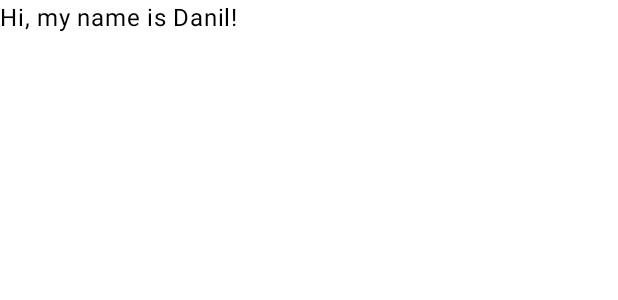
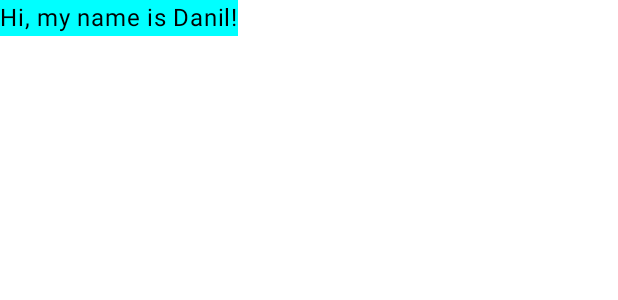
Before and after one commit to denlak77/MobileSystem-, an Android app built with Jetpack Compose: the @Preview function GreetingPreview, on a phone screen of 412 x 824 dp. Shown: the top 300 px of the screen. Run offline under Robolectric (Android 15) with nearby library versions, the phone set to English and light mode, and no system bars.

Commit message:
add color

```diff
--- a/Unit 1/GreetingCard/app/src/main/java/com/example/greetingcard/MainActivity.kt
+++ b/Unit 1/GreetingCard/app/src/main/java/com/example/greetingcard/MainActivity.kt
@@ -1,5 +1,3 @@
-package com.example.greetingcard
-
 import android.os.Bundle
 import androidx.activity.ComponentActivity
 import androidx.activity.compose.setContent
@@ -9,6 +7,7 @@ import androidx.compose.material3.Surface
 import androidx.compose.material3.Text
 import androidx.compose.runtime.Composable
 import androidx.compose.ui.Modifier
+import androidx.compose.ui.graphics.Color
 import androidx.compose.ui.tooling.preview.Preview
 import com.example.greetingcard.ui.theme.GreetingCardTheme
 
@@ -31,10 +30,12 @@ class MainActivity : ComponentActivity() {
 
 @Composable
 fun Greeting(name: String, modifier: Modifier = Modifier) {
-    Text(
-        text = "Hi, my name is $name!",
-        modifier = modifier
-    )
+    Surface(color = Color.Cyan) {
+        Text(
+            text = "Hi, my name is $name!",
+            modifier = modifier
+        )
+    }
 }
 
 @Preview(showBackground = true)
```
